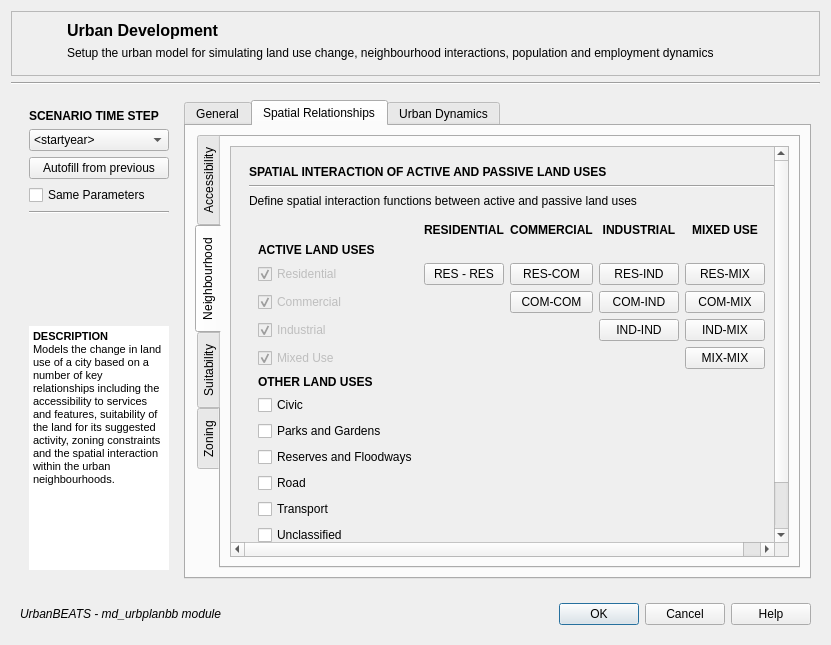
Old version of the form gui/md_urbdevelopgui.ui in the repository petermbach/urbanbeats-pss.
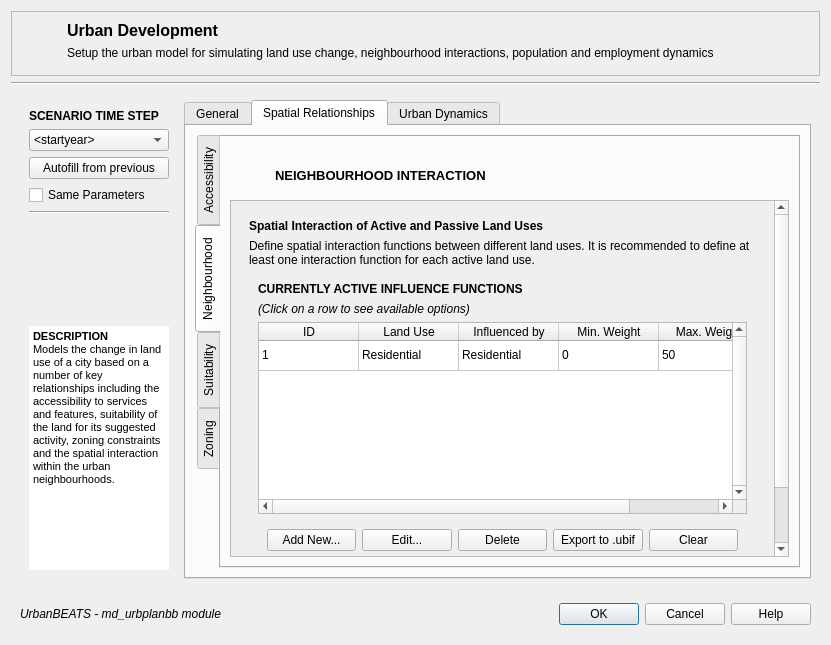
New version of the form. The open tabs and pages were chosen to show the change. Icons and pictures are not drawn.

Commit message: Started linking the sub-gui to the urban development interface.

What changed in the file:
```diff
--- a/gui/md_urbdevelopgui.ui
+++ b/gui/md_urbdevelopgui.ui
@@ -3569,6 +3569,117 @@
               <string>Neighbourhood</string>
              </attribute>
              <layout class="QVBoxLayout" name="verticalLayout_7">
+              <item>
+               <layout class="QVBoxLayout" name="verticalLayout_35">
+                <property name="leftMargin">
+                 <number>9</number>
+                </property>
+                <property name="topMargin">
+                 <number>9</number>
+                </property>
+                <property name="rightMargin">
+                 <number>9</number>
+                </property>
+                <property name="bottomMargin">
+                 <number>9</number>
+                </property>
+                <item>
+                 <widget class="QWidget" name="nhd_title_box" native="true">
+                  <property name="minimumSize">
+                   <size>
+                    <width>0</width>
+                    <height>0</height>
+                   </size>
+                  </property>
+                  <layout class="QHBoxLayout" name="horizontalLayout_8">
+                   <property name="spacing">
+                    <number>6</number>
+                   </property>
+                   <property name="leftMargin">
+                    <number>0</number>
+                   </property>
+                   <property name="topMargin">
+                    <number>0</number>
+                   </property>
+                   <property name="rightMargin">
+                    <number>0</number>
+                   </property>
+                   <property name="bottomMargin">
+                    <number>0</number>
+                   </property>
+                   <item>
+                    <widget class="QLabel" name="nhd_icon">
+                     <property name="sizePolicy">
+                      <sizepolicy hsizetype="Fixed" vsizetype="Fixed">
+                       <horstretch>0</horstretch>
+                       <verstretch>13</verstretch>
+                      </sizepolicy>
+                     </property>
+                     <property name="minimumSize">
+                      <size>
+                       <width>30</width>
+                       <height>30</height>
+                      </size>
+                     </property>
+                     <property name="maximumSize">
+                      <size>
+                       <width>30</width>
+                       <height>30</height>
+                      </size>
+                     </property>
+                     <property name="text">
+                      <string/>
+                     </property>
+                     <property name="pixmap">
+                      <pixmap resource="../graphics/ubeats.qrc">:/icons/Social-network-icon.png</pixmap>
+                     </property>
+                     <property name="scaledContents">
+                      <bool>true</bool>
+                     </property>
+                     <property name="wordWrap">
+                      <bool>false</bool>
+                     </property>
+                    </widget>
+                   </item>
+                   <item>
+                    <widget class="QLabel" name="nhd_title">
+                     <property name="sizePolicy">
+                      <sizepolicy hsizetype="Preferred" vsizetype="Fixed">
+                       <horstretch>0</horstretch>
+                       <verstretch>13</verstretch>
+                      </sizepolicy>
+                     </property>
+                     <property name="minimumSize">
+                      <size>
+                       <width>0</width>
+                       <height>20</height>
+                      </size>
+                     </property>
+                     <property name="maximumSize">
+                      <size>
+                       <width>16777215</width>
+                       <height>13</height>
+                      </size>
+                     </property>
+                     <property name="text">
+                      <string>&lt;html&gt;&lt;head/&gt;&lt;body&gt;&lt;p&gt;&lt;span style=&quot; font-size:10pt; font-weight:600;&quot;&gt;NEIGHBOURHOOD INTERACTION&lt;/span&gt;&lt;/p&gt;&lt;/body&gt;&lt;/html&gt;</string>
+                     </property>
+                     <property name="scaledContents">
+                      <bool>false</bool>
+                     </property>
+                     <property name="alignment">
+                      <set>Qt::AlignBottom|Qt::AlignLeading|Qt::AlignLeft</set>
+                     </property>
+                     <property name="wordWrap">
+                      <bool>false</bool>
+                     </property>
+                    </widget>
+                   </item>
+                  </layout>
+                 </widget>
+                </item>
+               </layout>
+              </item>
               <item>
                <widget class="QScrollArea" name="inputs_scrollArea_5">
                 <property name="frameShape">
@@ -3586,7 +3697,7 @@
                    <x>0</x>
                    <y>0</y>
                    <width>541</width>
-                   <height>435</height>
+                   <height>428</height>
                   </rect>
                  </property>
                  <layout class="QVBoxLayout" name="verticalLayout_16">
@@ -3607,241 +3718,159 @@
                     <item>
                      <widget class="QLabel" name="descr1_5">
                       <property name="text">
-                       <string>&lt;html&gt;&lt;head/&gt;&lt;body&gt;&lt;p&gt;&lt;span style=&quot; font-weight:600;&quot;&gt;SPATIAL INTERACTION OF ACTIVE AND PASSIVE LAND USES&lt;/span&gt;&lt;/p&gt;&lt;/body&gt;&lt;/html&gt;</string>
+                       <string>&lt;html&gt;&lt;head/&gt;&lt;body&gt;&lt;p&gt;&lt;span style=&quot; font-weight:600;&quot;&gt;Spatial Interaction of Active and Passive Land Uses&lt;/span&gt;&lt;/p&gt;&lt;/body&gt;&lt;/html&gt;</string>
                       </property>
                      </widget>
                     </item>
                     <item>
-                     <widget class="Line" name="line_3">
-                      <property name="orientation">
-                       <enum>Qt::Horizontal</enum>
-                      </property>
-                     </widget>
-                    </item>
-                    <item>
-                     <widget class="QLabel" name="emp_lbl_18">
+                     <widget class="QLabel" name="nhd_lbl2">
                       <property name="text">
-                       <string>Define spatial interaction functions between active and passive land uses</string>
+                       <string>Define spatial interaction functions between different land uses. It is recommended to define at least one interaction function for each active land use.</string>
                       </property>
+                      <property name="wordWrap">
+                       <bool>true</bool>
+                      </property>
                      </widget>
                     </item>
                     <item>
                      <widget class="QWidget" name="datasets_11" native="true">
                       <layout class="QGridLayout" name="gridLayout_15">
-                       <item row="4" column="0">
-                        <widget class="QCheckBox" name="checkBox_69">
-                         <property name="enabled">
-                          <bool>false</bool>
-                         </property>
-                         <property name="text">
-                          <string>Industrial</string>
-                         </property>
-                         <property name="checked">
-                          <bool>true</bool>
-                         </property>
-                        </widget>
-                       </item>
-                       <item row="6" column="0">
-                        <widget class="QLabel" name="label_38">
-                         <property name="text">
-                          <string>&lt;html&gt;&lt;head/&gt;&lt;body&gt;&lt;p&gt;&lt;span style=&quot; font-weight:600;&quot;&gt;OTHER LAND USES&lt;/span&gt;&lt;/p&gt;&lt;/body&gt;&lt;/html&gt;</string>
-                         </property>
-                        </widget>
-                       </item>
-                       <item row="8" column="0">
-                        <widget class="QCheckBox" name="checkBox_64">
-                         <property name="text">
-                          <string>Parks and Gardens</string>
-                         </property>
-                        </widget>
-                       </item>
-                       <item row="10" column="0">
-                        <widget class="QCheckBox" name="checkBox_66">
-                         <property name="text">
-                          <string>Road</string>
-                         </property>
-                        </widget>
-                       </item>
-                       <item row="3" column="0">
-                        <widget class="QCheckBox" name="checkBox_68">
-                         <property name="enabled">
-                          <bool>false</bool>
-                         </property>
-                         <property name="text">
-                          <string>Commercial</string>
-                         </property>
-                         <property name="checked">
-                          <bool>true</bool>
-                         </property>
-                        </widget>
-                       </item>
-                       <item row="7" column="0">
-                        <widget class="QCheckBox" name="checkBox_53">
-                         <property name="text">
-                          <string>Civic</string>
-                         </property>
-                        </widget>
-                       </item>
                        <item row="1" column="0">
                         <widget class="QLabel" name="label_32">
                          <property name="text">
-                          <string>&lt;html&gt;&lt;head/&gt;&lt;body&gt;&lt;p&gt;&lt;span style=&quot; font-weight:600;&quot;&gt;ACTIVE LAND USES&lt;/span&gt;&lt;/p&gt;&lt;/body&gt;&lt;/html&gt;</string>
+                          <string>&lt;html&gt;&lt;head/&gt;&lt;body&gt;&lt;p&gt;&lt;span style=&quot; font-style:italic;&quot;&gt;(Click on a row to see available options)&lt;/span&gt;&lt;/p&gt;&lt;/body&gt;&lt;/html&gt;</string>
                          </property>
-                        </widget>
-                       </item>
-                       <item row="9" column="0">
-                        <widget class="QCheckBox" name="checkBox_65">
-                         <property name="text">
-                          <string>Reserves and Floodways</string>
-                         </property>
-                        </widget>
-                       </item>
-                       <item row="5" column="0">
-                        <widget class="QCheckBox" name="checkBox_70">
-                         <property name="enabled">
-                          <bool>false</bool>
-                         </property>
-                         <property name="text">
-                          <string>Mixed Use</string>
-                         </property>
-                         <property name="checked">
+                         <property name="wordWrap">
                           <bool>true</bool>
                          </property>
                         </widget>
                        </item>
+                       <item row="3" column="0">
+                        <widget class="QWidget" name="nhd_actions_widget" native="true">
+                         <layout class="QHBoxLayout" name="horizontalLayout_7">
+                          <item>
+                           <widget class="QPushButton" name="nhd_add_button">
+                            <property name="text">
+                             <string>Add New...</string>
+                            </property>
+                           </widget>
+                          </item>
+                          <item>
+                           <widget class="QPushButton" name="nhd_edit_button">
+                            <property name="text">
+                             <string>Edit...</string>
+                            </property>
+                           </widget>
+                          </item>
+                          <item>
+                           <widget class="QPushButton" name="nhd_delete_button">
+                            <property name="text">
+                             <string>Delete</string>
+                            </property>
+                           </widget>
+                          </item>
+                          <item>
+                           <widget class="QPushButton" name="nhd_export_button">
+                            <property name="text">
+                             <string>Export to .ubif</string>
+                            </property>
+                           </widget>
+                          </item>
+                          <item>
+                           <widget class="QPushButton" name="nhd_clear_button">
+                            <property name="text">
+                             <string>Clear</string>
+                            </property>
+                           </widget>
+                          </item>
+                         </layout>
+                        </widget>
+                       </item>
+                       <item row="0" column="0">
+                        <widget class="QLabel" name="nhd_input_lbl1">
+                         <property name="text">
+                          <string>&lt;html&gt;&lt;head/&gt;&lt;body&gt;&lt;p&gt;&lt;span style=&quot; font-weight:600;&quot;&gt;CURRENTLY ACTIVE INFLUENCE FUNCTIONS&lt;/span&gt;&lt;/p&gt;&lt;/body&gt;&lt;/html&gt;</string>
+                         </property>
+                        </widget>
+                       </item>
                        <item row="2" column="0">
-                        <widget class="QCheckBox" name="checkBox_67">
-                         <property name="enabled">
+                        <widget class="QTableWidget" name="nhd_table">
+                         <property name="verticalScrollBarPolicy">
+                          <enum>Qt::ScrollBarAlwaysOn</enum>
+                         </property>
+                         <property name="horizontalScrollBarPolicy">
+                          <enum>Qt::ScrollBarAsNeeded</enum>
+                         </property>
+                         <property name="sizeAdjustPolicy">
+                          <enum>QAbstractScrollArea::AdjustIgnored</enum>
+                         </property>
+                         <property name="editTriggers">
+                          <set>QAbstractItemView::NoEditTriggers</set>
+                         </property>
+                         <property name="selectionBehavior">
+                          <enum>QAbstractItemView::SelectRows</enum>
+                         </property>
+                         <attribute name="horizontalHeaderStretchLastSection">
+                          <bool>true</bool>
+                         </attribute>
+                         <attribute name="verticalHeaderVisible">
                           <bool>false</bool>
-                         </property>
-                         <property name="text">
-                          <string>Residential</string>
-                         </property>
-                         <property name="checkable">
-                          <bool>true</bool>
-                         </property>
-                         <property name="checked">
-                          <bool>true</bool>
-                         </property>
-                        </widget>
-                       </item>
-                       <item row="2" column="4">
-                        <widget class="QPushButton" name="pushButton_12">
-                         <property name="text">
-                          <string>RES-MIX</string>
-                         </property>
-                        </widget>
-                       </item>
-                       <item row="0" column="2">
-                        <widget class="QLabel" name="label_34">
-                         <property name="text">
-                          <string>&lt;html&gt;&lt;head/&gt;&lt;body&gt;&lt;p align=&quot;center&quot;&gt;&lt;span style=&quot; font-weight:600;&quot;&gt;COMMERCIAL&lt;/span&gt;&lt;/p&gt;&lt;/body&gt;&lt;/html&gt;</string>
-                         </property>
-                        </widget>
-                       </item>
-                       <item row="4" column="4">
-                        <widget class="QPushButton" name="pushButton_17">
-                         <property name="text">
-                          <string>IND-MIX</string>
-                         </property>
-                        </widget>
-                       </item>
-                       <item row="13" column="0">
-                        <widget class="QCheckBox" name="checkBox_71">
-                         <property name="text">
-                          <string>Undeveloped</string>
-                         </property>
-                        </widget>
-                       </item>
-                       <item row="2" column="2">
-                        <widget class="QPushButton" name="pushButton_10">
-                         <property name="text">
-                          <string>RES-COM</string>
-                         </property>
-                        </widget>
-                       </item>
-                       <item row="0" column="3">
-                        <widget class="QLabel" name="label_35">
-                         <property name="text">
-                          <string>&lt;html&gt;&lt;head/&gt;&lt;body&gt;&lt;p align=&quot;center&quot;&gt;&lt;span style=&quot; font-weight:600;&quot;&gt;INDUSTRIAL&lt;/span&gt;&lt;/p&gt;&lt;/body&gt;&lt;/html&gt;</string>
-                         </property>
-                        </widget>
-                       </item>
-                       <item row="4" column="3">
-                        <widget class="QPushButton" name="pushButton_16">
-                         <property name="text">
-                          <string>IND-IND</string>
-                         </property>
-                        </widget>
-                       </item>
-                       <item row="3" column="2">
-                        <widget class="QPushButton" name="pushButton_13">
-                         <property name="text">
-                          <string>COM-COM</string>
-                         </property>
-                        </widget>
-                       </item>
-                       <item row="3" column="3">
-                        <widget class="QPushButton" name="pushButton_14">
-                         <property name="text">
-                          <string>COM-IND</string>
-                         </property>
-                        </widget>
-                       </item>
-                       <item row="2" column="3">
-                        <widget class="QPushButton" name="pushButton_11">
-                         <property name="text">
-                          <string>RES-IND</string>
-                         </property>
-                        </widget>
-                       </item>
-                       <item row="5" column="4">
-                        <widget class="QPushButton" name="pushButton_18">
-                         <property name="text">
-                          <string>MIX-MIX</string>
-                         </property>
-                        </widget>
-                       </item>
-                       <item row="12" column="0">
-                        <widget class="QCheckBox" name="checkBox_73">
-                         <property name="text">
-                          <string>Unclassified</string>
-                         </property>
-                        </widget>
-                       </item>
-                       <item row="0" column="1">
-                        <widget class="QLabel" name="label_33">
-                         <property name="text">
-                          <string>&lt;html&gt;&lt;head/&gt;&lt;body&gt;&lt;p align=&quot;center&quot;&gt;&lt;span style=&quot; font-weight:600;&quot;&gt;RESIDENTIAL&lt;/span&gt;&lt;/p&gt;&lt;/body&gt;&lt;/html&gt;</string>
-                         </property>
-                        </widget>
-                       </item>
-                       <item row="0" column="4">
-                        <widget class="QLabel" name="label_37">
-                         <property name="text">
-                          <string>&lt;html&gt;&lt;head/&gt;&lt;body&gt;&lt;p align=&quot;center&quot;&gt;&lt;span style=&quot; font-weight:600;&quot;&gt;MIXED USE&lt;/span&gt;&lt;/p&gt;&lt;/body&gt;&lt;/html&gt;</string>
-                         </property>
-                        </widget>
-                       </item>
-                       <item row="11" column="0">
-                        <widget class="QCheckBox" name="checkBox_72">
-                         <property name="text">
-                          <string>Transport</string>
-                         </property>
-                        </widget>
-                       </item>
-                       <item row="2" column="1">
-                        <widget class="QPushButton" name="pushButton_9">
-                         <property name="text">
-                          <string>RES - RES</string>
-                         </property>
-                        </widget>
-                       </item>
-                       <item row="3" column="4">
-                        <widget class="QPushButton" name="pushButton_15">
-                         <property name="text">
-                          <string>COM-MIX</string>
-                         </property>
+                         </attribute>
+                         <row>
+                          <property name="text">
+                           <string>1</string>
+                          </property>
+                         </row>
+                         <column>
+                          <property name="text">
+                           <string>ID</string>
+                          </property>
+                         </column>
+                         <column>
+                          <property name="text">
+                           <string>Land Use</string>
+                          </property>
+                         </column>
+                         <column>
+                          <property name="text">
+                           <string>Influenced by</string>
+                          </property>
+                         </column>
+                         <column>
+                          <property name="text">
+                           <string>Min. Weight</string>
+                          </property>
+                         </column>
+                         <column>
+                          <property name="text">
+                           <string>Max. Weight</string>
+                          </property>
+                         </column>
+                         <item row="0" column="0">
+                          <property name="text">
+                           <string>1</string>
+                          </property>
+                         </item>
+                         <item row="0" column="1">
+                          <property name="text">
+                           <string>Residential</string>
+                          </property>
+                         </item>
+                         <item row="0" column="2">
+                          <property name="text">
+                           <string>Residential</string>
+                          </property>
+                         </item>
+                         <item row="0" column="3">
+                          <property name="text">
+                           <string>0</string>
+                          </property>
+                         </item>
+                         <item row="0" column="4">
+                          <property name="text">
+                           <string>50</string>
+                          </property>
+                         </item>
                         </widget>
                        </item>
                       </layout>
```
Left out of the diff: 12 changed lines with no effect on the pictures. The commit also changes 2 other files.
